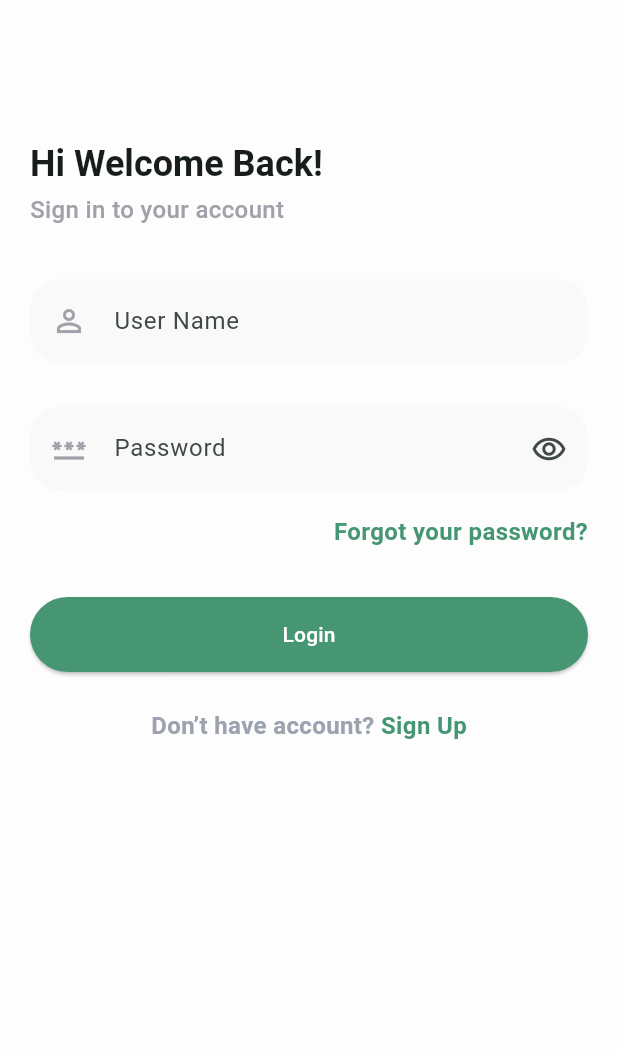
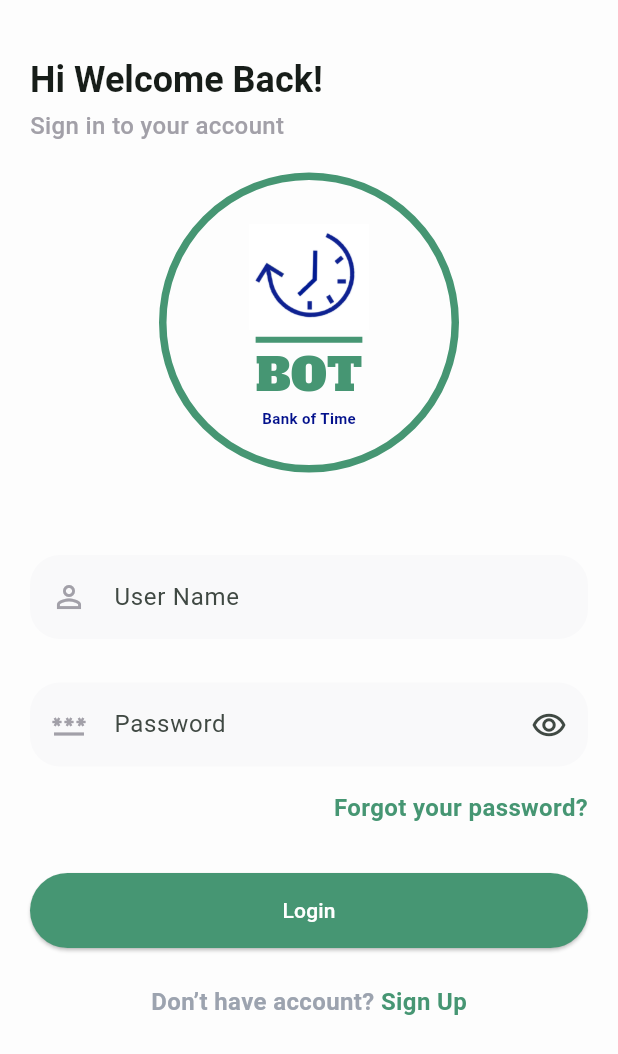
Before and after one commit to HajerAlmatari/bank_of_time, a Flutter app: the screen it shows after launch, on a phone screen of 412 x 824 dp. Shown: the top 1054 px of the screen. Run offline on Flutter 3.47's test engine with Material 2 defaults, Android fonts, the phone set to English and light mode, and no system bars; our stand-ins replace flutter_riverpod.

Commit message:
add logo to login page

```diff
--- a/lib/features/auth/presentation/views/login_view.dart
+++ b/lib/features/auth/presentation/views/login_view.dart
@@ -1,5 +1,6 @@
 
 import 'package:bank_off_time/features/auth/presentation/views/widgets/login_form.dart';
+import 'package:bank_off_time/features/splash/presentaion/view/widgets/app_logo.dart';
 import 'package:flutter/material.dart';
 
 class LoginView extends StatefulWidget {
@@ -16,23 +17,14 @@ class LoginViewState extends State<LoginView> {
   Widget build(BuildContext context) {
     return Scaffold(
       body: InkWell(
-        focusColor: Colors.transparent,
-        highlightColor: Colors.transparent,
-        hoverColor: Colors.transparent,
-        splashColor: Colors.transparent,
-        onTap: () {
-          FocusScope.of(context).requestFocus(FocusNode());
-        },
         child: Container(
           color: const Color(0xfffdfdfd),
           child: Padding(
-            padding: EdgeInsets.only(
+            padding: const EdgeInsets.only(
               left: 20,
               right: 20,
-              top: AppBar().preferredSize.height,
             ),
-            child: Column(
-              crossAxisAlignment: CrossAxisAlignment.start,
+            child: ListView(
               children: [
                 // const Icon(Icons.arrow_back),
                 const SizedBox(
@@ -56,6 +48,14 @@ class LoginViewState extends State<LoginView> {
                         color: const Color(0xffA2A0A8),
                       ),
                 ),
+
+                Container(
+                  alignment: Alignment.center,
+                  padding: const EdgeInsets.symmetric(
+                    vertical: 20,
+                  ),
+                  child: const AppLogo(),
+                ),
                 const LoginForm(),
               ],
             ),
--- a/lib/features/auth/presentation/views/widgets/login_form.dart
+++ b/lib/features/auth/presentation/views/widgets/login_form.dart
@@ -45,12 +45,7 @@ class _LoginFormState extends State<LoginForm> {
   Widget build(BuildContext context) {
     return Form(
       key: _formKey,
-      child: Expanded(
-        child: ListView(
-          physics: const ClampingScrollPhysics(),
-          shrinkWrap: true,
-          children: [
-            Column(
+      child: Column(
         children: [
           const SizedBox(height: 30),
           CustomTextFormField(
@@ -191,10 +186,6 @@ class _LoginFormState extends State<LoginForm> {
           ),
         ],
       ),
-            const SizedBox(height: 20),
-          ],
-        ),
-      ),
     );
   }
 }
--- a/lib/features/splash/presentaion/view/widgets/app_logo.dart
+++ b/lib/features/splash/presentaion/view/widgets/app_logo.dart
@@ -45,7 +45,11 @@ class AppLogo extends StatelessWidget {
             ),
             const Text(
               "Bank of Time",
-              style: TextStyle(color: Color(0xff888a8a), fontSize: 10, fontWeight: FontWeight.bold),
+              style: TextStyle(
+                  color: Color(0xff03118c),
+                  fontSize: 10,
+                  fontWeight: FontWeight.bold,
+              ),
             )
           ],
         ),
```
Lines whose indentation alone changed are shown as unchanged.
